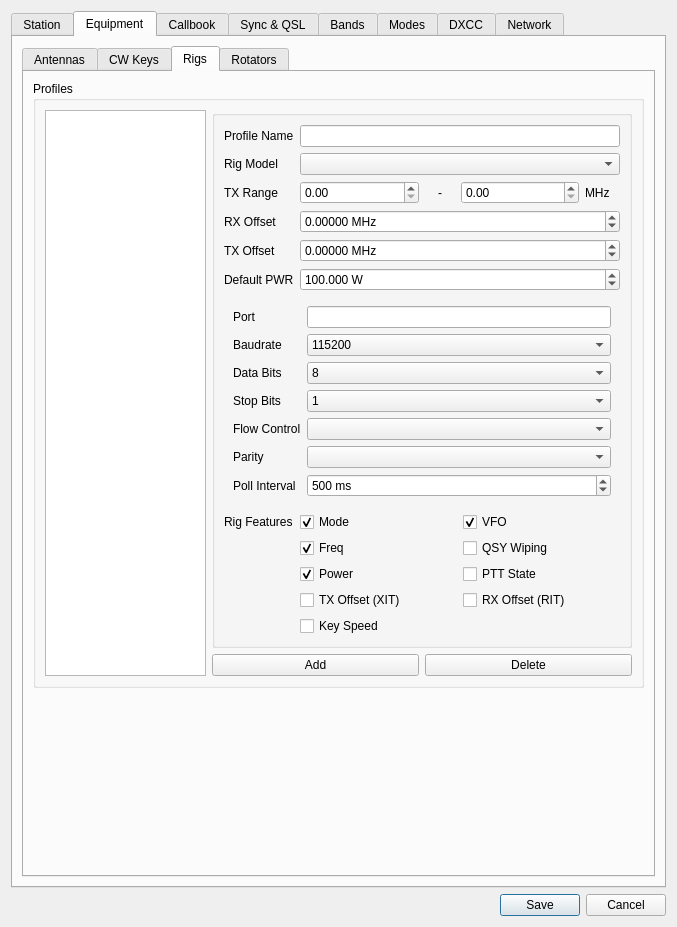
k5mcd/QLog, file ui/SettingsDialog.ui: the form before one commit.
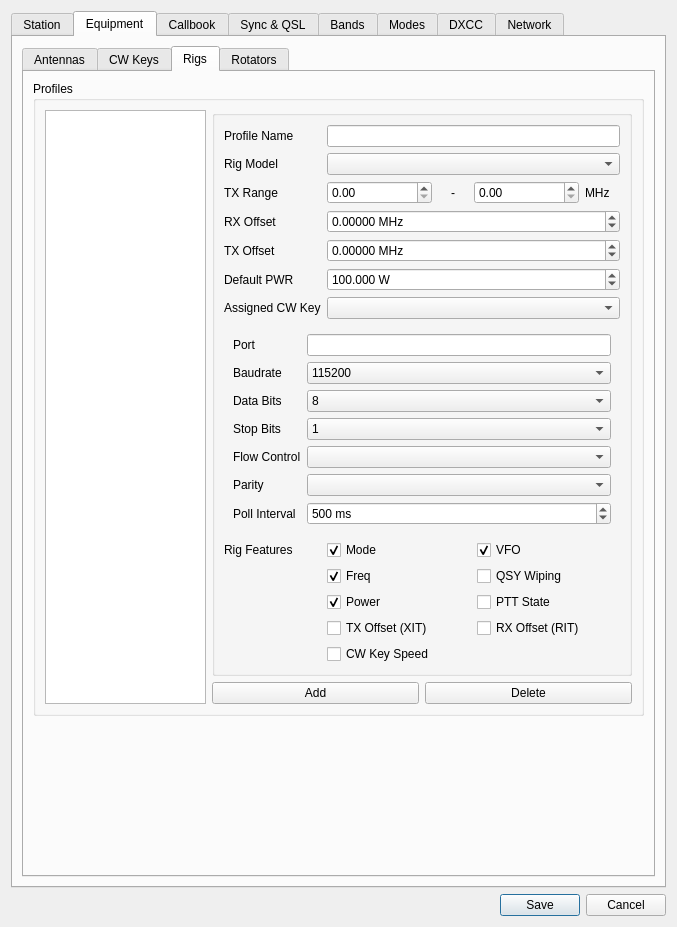
The form after the commit. The open tabs and pages were chosen to show the change. Icons and pictures are not drawn.

```diff
--- a/ui/SettingsDialog.ui
+++ b/ui/SettingsDialog.ui
@@ -1356,7 +1356,7 @@
                    </property>
                   </widget>
                  </item>
-                 <item row="7" column="0" colspan="2">
+                 <item row="8" column="0" colspan="2">
                   <widget class="QStackedWidget" name="rigStackedWidget">
                    <property name="sizePolicy">
                     <sizepolicy hsizetype="Expanding" vsizetype="Expanding">
@@ -1588,14 +1588,14 @@
                    </widget>
                   </widget>
                  </item>
-                 <item row="8" column="0">
+                 <item row="9" column="0">
                   <widget class="QLabel" name="rigFeaturesLabel">
                    <property name="text">
                     <string>Rig Features</string>
                    </property>
                   </widget>
                  </item>
-                 <item row="8" column="1">
+                 <item row="9" column="1">
                   <layout class="QHBoxLayout" name="horizontalLayout_6">
                    <property name="topMargin">
                     <number>0</number>
@@ -1625,7 +1625,7 @@
                    </item>
                   </layout>
                  </item>
-                 <item row="10" column="1">
+                 <item row="11" column="1">
                   <layout class="QHBoxLayout" name="horizontalLayout_7">
                    <property name="topMargin">
                     <number>0</number>
@@ -1649,7 +1649,7 @@
                    </item>
                   </layout>
                  </item>
-                 <item row="11" column="1">
+                 <item row="12" column="1">
                   <layout class="QHBoxLayout" name="horizontalLayout_10">
                    <property name="topMargin">
                     <number>0</number>
@@ -1673,14 +1673,14 @@
                    </item>
                   </layout>
                  </item>
-                 <item row="12" column="0">
+                 <item row="13" column="0">
                   <widget class="QLabel" name="dummyLabel">
                    <property name="text">
                     <string/>
                    </property>
                   </widget>
                  </item>
-                 <item row="12" column="1">
+                 <item row="13" column="1">
                   <layout class="QHBoxLayout" name="horizontalLayout_8">
                    <item>
                     <widget class="QCheckBox" name="rigGetXITCheckBox">
@@ -1698,7 +1698,7 @@
                    </item>
                   </layout>
                  </item>
-                 <item row="13" column="1">
+                 <item row="14" column="1">
                   <layout class="QHBoxLayout" name="horizontalLayout_11">
                    <property name="bottomMargin">
                     <number>0</number>
@@ -1706,12 +1706,22 @@
                    <item>
                     <widget class="QCheckBox" name="rigGetKeySpeedCheckBox">
                      <property name="text">
-                      <string>Key Speed</string>
+                      <string>CW Key Speed</string>
                      </property>
                     </widget>
                    </item>
                   </layout>
                  </item>
+                 <item row="7" column="1">
+                  <widget class="QComboBox" name="rigAssignedCWKeyCombo"/>
+                 </item>
+                 <item row="7" column="0">
+                  <widget class="QLabel" name="rigAssignedCWKeyLabel">
+                   <property name="text">
+                    <string>Assigned CW Key</string>
+                   </property>
+                  </widget>
+                 </item>
                 </layout>
                </widget>
               </item>
```
Left out of the diff: 2 changed lines with no effect on the pictures.
